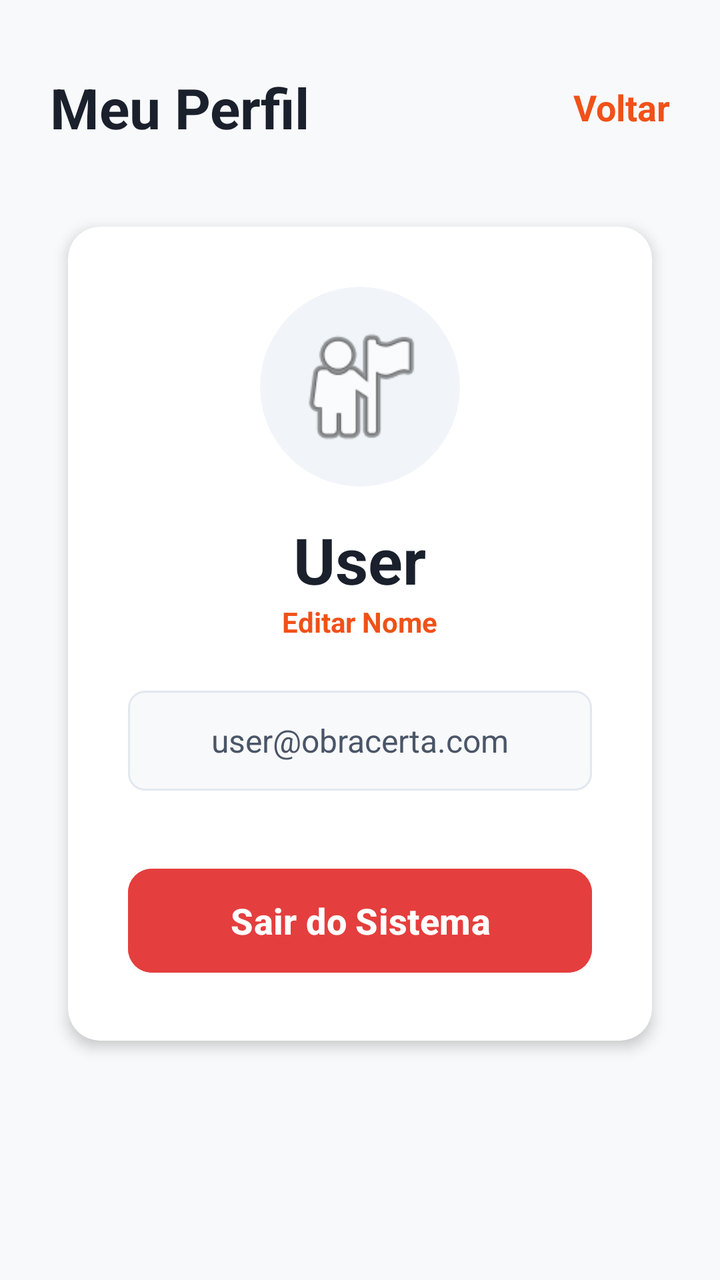
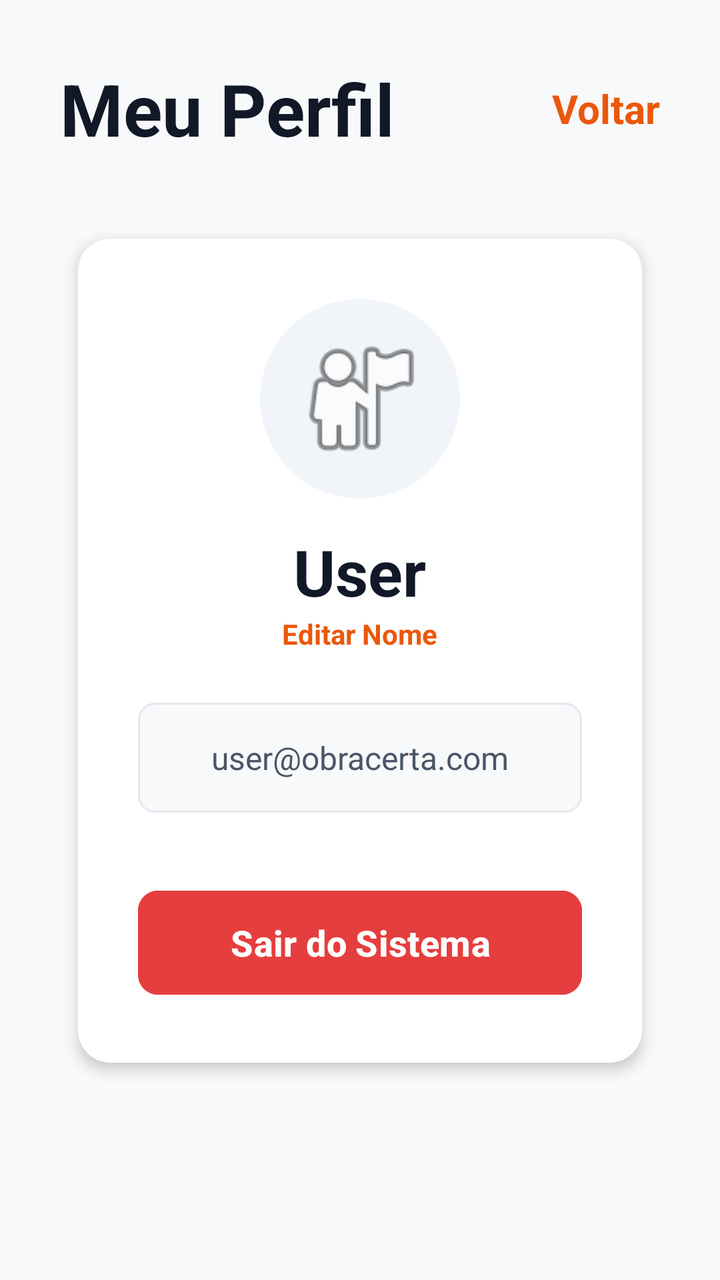

Screens rendered from an Android XML layout before and after an edit, with the pre-edit source and the edit as a unified diff.
<!-- AndroidManifest.xml: application theme Theme.ObraCertaAndroid -->
<!-- res/layout/activity_perfil.xml -->
<?xml version="1.0" encoding="utf-8"?>
<LinearLayout xmlns:android="http://schemas.android.com/apk/res/android"
    xmlns:app="http://schemas.android.com/apk/res-auto"
    android:id="@+id/main"
    android:layout_width="match_parent"
    android:layout_height="match_parent"
    android:background="#F8F9FA"
    android:padding="25dp"
    android:orientation="vertical">

    <LinearLayout
        android:layout_width="match_parent"
        android:layout_height="wrap_content"
        android:orientation="horizontal"
        android:layout_marginTop="10dp"
        android:layout_marginBottom="30dp">

        <TextView
            android:id="@+id/tvTituloPerfil"
            android:layout_width="0dp"
            android:layout_height="wrap_content"
            android:layout_weight="1"
            android:text="@string/titulo_perfil"
            android:textColor="#1A202C"
            android:textSize="28sp"
            android:textStyle="bold" />

        <TextView
            android:id="@+id/tvVoltarPerfil"
            android:layout_width="wrap_content"
            android:layout_height="wrap_content"
            android:text="@string/btn_voltar"
            android:textColor="@color/laranja_principal"
            android:textSize="18sp"
            android:textStyle="bold"
            android:layout_gravity="center_vertical" />
    </LinearLayout>

    <androidx.cardview.widget.CardView
        android:layout_width="match_parent"
        android:layout_height="wrap_content"
        app:cardCornerRadius="16dp"
        app:cardElevation="4dp"
        app:cardBackgroundColor="@color/white"
        app:cardUseCompatPadding="true">

        <LinearLayout
            android:layout_width="match_parent"
            android:layout_height="wrap_content"
            android:orientation="vertical"
            android:padding="30dp"
            android:gravity="center">

            <androidx.cardview.widget.CardView
                android:layout_width="100dp"
                android:layout_height="100dp"
                app:cardCornerRadius="50dp"
                app:cardElevation="0dp"
                app:cardBackgroundColor="#F1F5F9"
                android:layout_marginBottom="15dp">

                <ImageView
                    android:id="@+id/ivAvatarUsuario"
                    android:layout_width="match_parent"
                    android:layout_height="match_parent"
                    android:scaleType="centerCrop"
                    android:padding="15dp"
                    android:src="@android:drawable/ic_menu_myplaces"
                    android:contentDescription="Avatar do Usuário" />
            </androidx.cardview.widget.CardView>

            <TextView
                android:id="@+id/tvNomeUsuario"
                android:layout_width="wrap_content"
                android:layout_height="wrap_content"
                android:text="User"
                android:textColor="#1A202C"
                android:textSize="32sp"
                android:textStyle="bold" />

            <TextView
                android:id="@+id/tvEditarNome"
                android:layout_width="wrap_content"
                android:layout_height="wrap_content"
                android:text="@string/editar_nome"
                android:textColor="@color/laranja_principal"
                android:textSize="14sp"
                android:textStyle="bold"
                android:layout_marginBottom="25dp" />

            <TextView
                android:id="@+id/tvEmailUsuario"
                android:layout_width="match_parent"
                android:layout_height="50dp"
                android:text="@string/email_exemplo"
                android:textColor="#4A5568"
                android:textSize="16sp"
                android:gravity="center"
                android:background="@drawable/bg_email_caixa"
                android:layout_marginBottom="35dp" />

            <Button
                android:id="@+id/btnSairSistema"
                android:layout_width="match_parent"
                android:layout_height="60dp"
                android:text="@string/btn_sair_sistema"
                android:textColor="@color/white"
                android:textSize="18sp"
                android:textStyle="bold"
                android:backgroundTint="#E53E3E"
                app:cornerRadius="12dp" />

        </LinearLayout>
    </androidx.cardview.widget.CardView>
</LinearLayout>
<!-- resources referenced by this layout -->
<resources>
  <color name="laranja_principal">#F05118</color>
  <color name="white">#FFFFFFFF</color>
  <!-- drawable bg_email_caixa (drawable) -->
  <?xml version="1.0" encoding="utf-8"?>
  <shape xmlns:android="http://schemas.android.com/apk/res/android">
      <solid android:color="#F8F9FA" />
      <stroke android:width="1dp" android:color="#E2E8F0" />
      <corners android:radius="8dp" />
  </shape>
  <string name="btn_sair_sistema">Sair do Sistema</string>
  <string name="btn_voltar">Voltar</string>
  <string name="editar_nome">Editar Nome</string>
  <string name="email_exemplo">user@obracerta.com</string>
  <string name="titulo_perfil">Meu Perfil</string>
  <style name="Theme.ObraCertaAndroid" parent="Base.Theme.ObraCertaAndroid" />
  <style name="Base.Theme.ObraCertaAndroid" parent="Theme.Material3.Light.NoActionBar">
          
          
      </style>
</resources>

<!-- the commit's change to res/layout/activity_perfil.xml (unified diff, before → after) -->
@@ -4,112 +4,119 @@
     android:id="@+id/main"
     android:layout_width="match_parent"
     android:layout_height="match_parent"
-    android:background="#F8F9FA"
-    android:padding="25dp"
+    android:background="#EA580C"
     android:orientation="vertical">
 
+    
     <LinearLayout
         android:layout_width="match_parent"
-        android:layout_height="wrap_content"
-        android:orientation="horizontal"
-        android:layout_marginTop="10dp"
-        android:layout_marginBottom="30dp">
-
-        <TextView
-            android:id="@+id/tvTituloPerfil"
-            android:layout_width="0dp"
-            android:layout_height="wrap_content"
-            android:layout_weight="1"
-            android:text="@string/titulo_perfil"
-            android:textColor="#1A202C"
-            android:textSize="28sp"
-            android:textStyle="bold" />
-
-        <TextView
-            android:id="@+id/tvVoltarPerfil"
-            android:layout_width="wrap_content"
-            android:layout_height="wrap_content"
-            android:text="@string/btn_voltar"
-            android:textColor="@color/laranja_principal"
-            android:textSize="18sp"
-            android:textStyle="bold"
-            android:layout_gravity="center_vertical" />
-    </LinearLayout>
-
-    <androidx.cardview.widget.CardView
-        android:layout_width="match_parent"
-        android:layout_height="wrap_content"
-        app:cardCornerRadius="16dp"
-        app:cardElevation="4dp"
-        app:cardBackgroundColor="@color/white"
-        app:cardUseCompatPadding="true">
+        android:layout_height="match_parent"
+        android:background="#F8F9FA"
+        android:orientation="vertical"
+        android:padding="30dp">
 
         <LinearLayout
             android:layout_width="match_parent"
             android:layout_height="wrap_content"
-            android:orientation="vertical"
-            android:padding="30dp"
-            android:gravity="center">
-
-            <androidx.cardview.widget.CardView
-                android:layout_width="100dp"
-                android:layout_height="100dp"
-                app:cardCornerRadius="50dp"
-                app:cardElevation="0dp"
-                app:cardBackgroundColor="#F1F5F9"
-                android:layout_marginBottom="15dp">
-
-                <ImageView
-                    android:id="@+id/ivAvatarUsuario"
-                    android:layout_width="match_parent"
-                    android:layout_height="match_parent"
-                    android:scaleType="centerCrop"
-                    android:padding="15dp"
-                    android:src="@android:drawable/ic_menu_myplaces"
-                    android:contentDescription="Avatar do Usuário" />
-            </androidx.cardview.widget.CardView>
+            android:orientation="horizontal"
+            android:gravity="center_vertical"
+            android:layout_marginBottom="30dp">
 
             <TextView
-                android:id="@+id/tvNomeUsuario"
-                android:layout_width="wrap_content"
+                android:id="@+id/tvTituloPerfil"
+                android:layout_width="0dp"
                 android:layout_height="wrap_content"
-                android:text="User"
-                android:textColor="#1A202C"
-                android:textSize="32sp"
+                android:layout_weight="1"
+                android:text="@string/titulo_perfil"
+                android:textColor="#111827"
+                android:textSize="36sp"
                 android:textStyle="bold" />
 
             <TextView
-                android:id="@+id/tvEditarNome"
+                android:id="@+id/tvVoltarPerfil"
                 android:layout_width="wrap_content"
                 android:layout_height="wrap_content"
-                android:text="@string/editar_nome"
-                android:textColor="@color/laranja_principal"
-                android:textSize="14sp"
-                android:textStyle="bold"
-                android:layout_marginBottom="25dp" />
+                android:text="@string/btn_voltar"
+                android:textColor="#EA580C"
+                android:textSize="20sp"
+                android:textStyle="bold" />
+        </LinearLayout>
 
-            <TextView
-                android:id="@+id/tvEmailUsuario"
+        <androidx.cardview.widget.CardView
+            android:layout_width="match_parent"
+            android:layout_height="wrap_content"
+            app:cardCornerRadius="16dp"
+            app:cardElevation="4dp"
+            app:cardBackgroundColor="@color/white"
+            app:cardUseCompatPadding="true">
+
+            <LinearLayout
                 android:layout_width="match_parent"
-                android:layout_height="50dp"
-                android:text="@string/email_exemplo"
-                android:textColor="#4A5568"
-                android:textSize="16sp"
-                android:gravity="center"
-                android:background="@drawable/bg_email_caixa"
-                android:layout_marginBottom="35dp" />
+                android:layout_height="wrap_content"
+                android:orientation="vertical"
+                android:padding="30dp"
+                android:gravity="center">
 
-            <Button
-                android:id="@+id/btnSairSistema"
-                android:layout_width="match_parent"
-                android:layout_height="60dp"
-                android:text="@string/btn_sair_sistema"
-                android:textColor="@color/white"
-                android:textSize="18sp"
-                android:textStyle="bold"
-                android:backgroundTint="#E53E3E"
-                app:cornerRadius="12dp" />
+                <androidx.cardview.widget.CardView
+                    android:layout_width="100dp"
+                    android:layout_height="100dp"
+                    app:cardCornerRadius="50dp"
+                    app:cardElevation="0dp"
+                    app:cardBackgroundColor="#F1F5F9"
+                    android:layout_marginBottom="15dp">
 
-        </LinearLayout>
-    </androidx.cardview.widget.CardView>
+                    <ImageView
+                        android:id="@+id/ivAvatarUsuario"
+                        android:layout_width="match_parent"
+                        android:layout_height="match_parent"
+                        android:scaleType="centerCrop"
+                        android:padding="15dp"
+                        android:src="@android:drawable/ic_menu_myplaces"
+                        android:contentDescription="Avatar do Usuário" />
+                </androidx.cardview.widget.CardView>
+
+                <TextView
+                    android:id="@+id/tvNomeUsuario"
+                    android:layout_width="wrap_content"
+                    android:layout_height="wrap_content"
+                    android:text="User"
+                    android:textColor="#111827"
+                    android:textSize="32sp"
+                    android:textStyle="bold" />
+
+                <TextView
+                    android:id="@+id/tvEditarNome"
+                    android:layout_width="wrap_content"
+                    android:layout_height="wrap_content"
+                    android:text="@string/editar_nome"
+                    android:textColor="#EA580C"
+                    android:textSize="14sp"
+                    android:textStyle="bold"
+                    android:layout_marginBottom="25dp" />
+
+                <TextView
+                    android:id="@+id/tvEmailUsuario"
+                    android:layout_width="match_parent"
+                    android:layout_height="55dp"
+                    android:text="@string/email_exemplo"
+                    android:textColor="#4A5568"
+                    android:textSize="16sp"
+                    android:gravity="center"
+                    android:background="@drawable/bg_email_caixa"
+                    android:layout_marginBottom="35dp" />
+
+                <Button
+                    android:id="@+id/btnSairSistema"
+                    android:layout_width="match_parent"
+                    android:layout_height="60dp"
+                    android:text="@string/btn_sair_sistema"
+                    android:textColor="@color/white"
+                    android:textSize="18sp"
+                    android:textStyle="bold"
+                    android:backgroundTint="#E53E3E"
+                    app:cornerRadius="10dp" />
+
+            </LinearLayout>
+        </androidx.cardview.widget.CardView>
+    </LinearLayout>
 </LinearLayout>
<!-- resource entries referenced after the edit -->
@@ -1,6 +1,5 @@
 <!-- resources referenced by this layout -->
 <resources>
-  <color name="laranja_principal">#F05118</color>
   <color name="white">#FFFFFFFF</color>
   <!-- drawable bg_email_caixa (drawable) -->
   <?xml version="1.0" encoding="utf-8"?>
